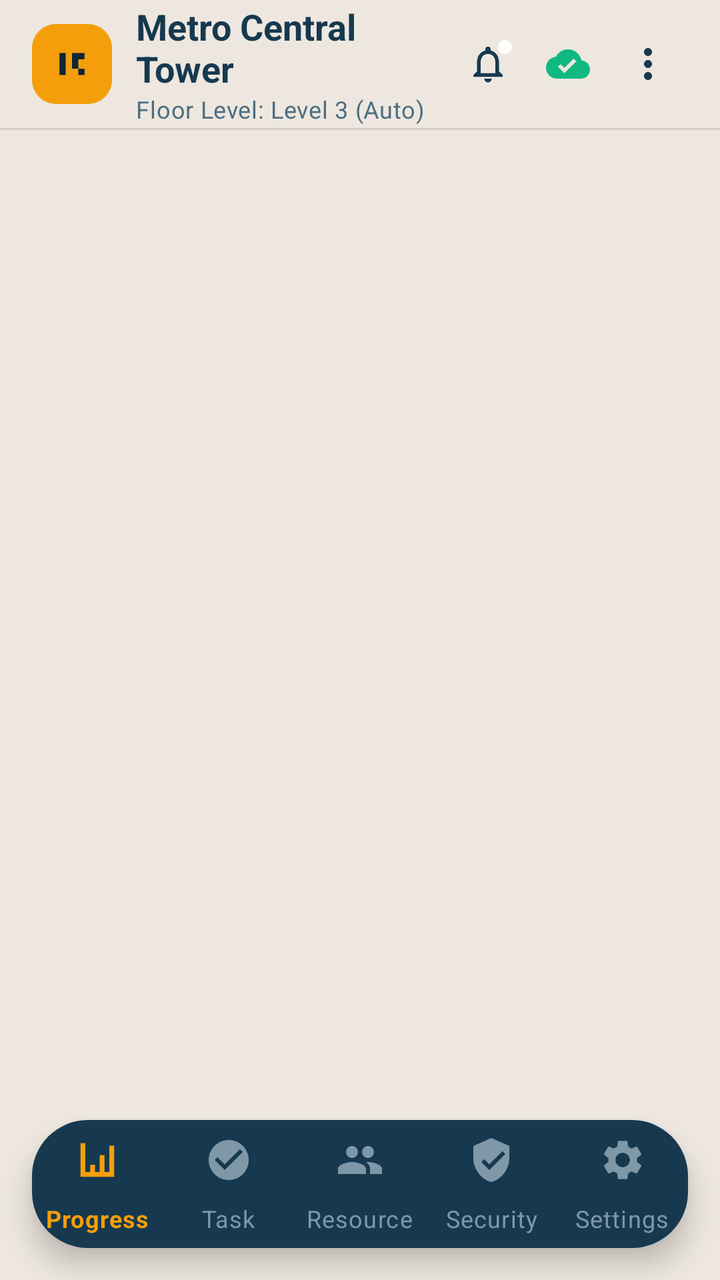
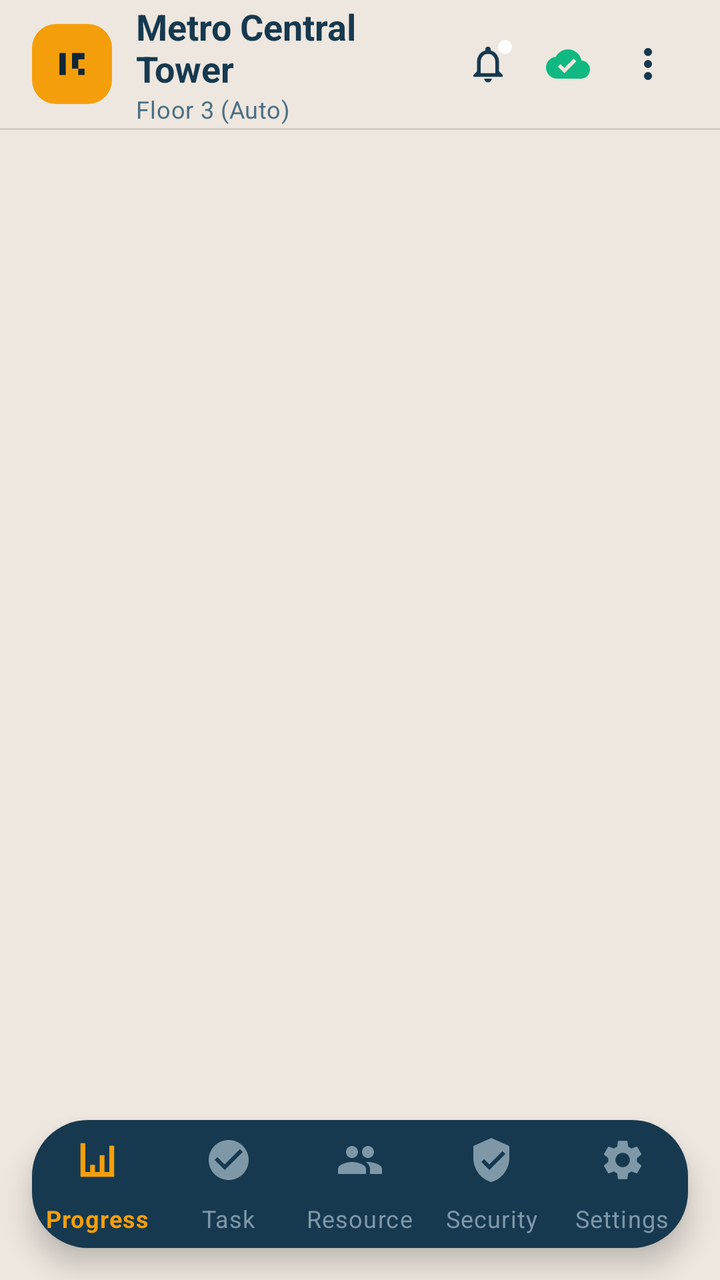

Two renders of the same Android screen: before a commit and after it. Below are the layout's source before the change and the commit's diff.
<!-- AndroidManifest.xml: application theme Theme.SiteSync -->
<!-- res/layout/activity_main.xml -->
<?xml version="1.0" encoding="utf-8"?>
<androidx.coordinatorlayout.widget.CoordinatorLayout xmlns:android="http://schemas.android.com/apk/res/android"
    xmlns:app="http://schemas.android.com/apk/res-auto"
    xmlns:tools="http://schemas.android.com/tools"
    android:layout_width="match_parent"
    android:layout_height="match_parent"
    android:background="@color/warm_ash_base">

    <LinearLayout
        android:layout_width="match_parent"
        android:layout_height="match_parent"
        android:orientation="vertical">

        
        <LinearLayout
            android:id="@+id/topAppBar"
            android:layout_width="match_parent"
            android:layout_height="64dp"
            android:orientation="horizontal"
            android:gravity="center_vertical"
            android:paddingStart="16dp"
            android:paddingEnd="16dp"
            android:background="@color/warm_ash_base">

            
            <FrameLayout
                android:layout_width="40dp"
                android:layout_height="40dp"
                android:background="@drawable/bg_squircle_amber"
                android:layout_marginEnd="12dp">

                <ImageView
                    android:layout_width="22dp"
                    android:layout_height="22dp"
                    android:layout_gravity="center"
                    android:src="@drawable/ic_app_brand_symbol"
                    app:tint="@color/oxide_blue_dark"
                    android:contentDescription="Brand" />
            </FrameLayout>

            
            <LinearLayout
                android:layout_width="0dp"
                android:layout_height="wrap_content"
                android:layout_weight="1"
                android:orientation="vertical">

                <TextView
                    android:id="@+id/tvProjectTitle"
                    android:layout_width="wrap_content"
                    android:layout_height="wrap_content"
                    android:text="Metro Central Tower"
                    android:textColor="@color/text_oxide_primary"
                    android:textSize="18sp"
                    android:textStyle="bold" />

                <TextView
                    android:id="@+id/tvProjectSubtitle"
                    android:layout_width="wrap_content"
                    android:layout_height="wrap_content"
                    android:text="Floor Level: Level 3 (Auto)"
                    android:textColor="@color/text_oxide_secondary"
                    android:textSize="12sp"
                    android:letterSpacing="0.02" />
            </LinearLayout>

            
            <FrameLayout
                android:id="@+id/btnNotificationsHeader"
                android:layout_width="40dp"
                android:layout_height="40dp"
                android:background="?attr/selectableItemBackgroundBorderless"
                android:clickable="true"
                android:focusable="true">

                <ImageView
                    android:layout_width="22dp"
                    android:layout_height="22dp"
                    android:layout_gravity="center"
                    android:src="@drawable/ic_bell"
                    app:tint="@color/oxide_blue_primary"
                    android:contentDescription="Notifications" />

                <View
                    android:layout_width="7dp"
                    android:layout_height="7dp"
                    android:layout_gravity="top|end"
                    android:layout_marginTop="8dp"
                    android:layout_marginEnd="8dp"
                    android:background="@drawable/indicator_pulse_dot"
                    app:backgroundTint="@color/brand_amber" />
            </FrameLayout>

            
            <FrameLayout
                android:id="@+id/btnCloudSyncIndicator"
                android:layout_width="40dp"
                android:layout_height="40dp"
                android:background="?attr/selectableItemBackgroundBorderless"
                android:clickable="true"
                android:focusable="true">

                <ImageView
                    android:id="@+id/ivCloudSyncStatus"
                    android:layout_width="22dp"
                    android:layout_height="22dp"
                    android:layout_gravity="center"
                    android:src="@drawable/ic_cloud_done"
                    app:tint="@color/status_green"
                    android:contentDescription="Cloud Sync Status" />

                <TextView
                    android:id="@+id/tvPendingSyncBadge"
                    android:layout_width="16dp"
                    android:layout_height="16dp"
                    android:layout_gravity="top|end"
                    android:layout_marginTop="4dp"
                    android:layout_marginEnd="4dp"
                    android:background="@drawable/bg_badge_urgent"
                    android:gravity="center"
                    android:textColor="#991B1B"
                    android:textSize="9sp"
                    android:textStyle="bold"
                    android:visibility="gone" />
            </FrameLayout>

            
            <ImageView
                android:id="@+id/ivTopMenu"
                android:layout_width="40dp"
                android:layout_height="40dp"
                android:padding="8dp"
                android:src="@drawable/ic_more_vert"
                app:tint="@color/oxide_blue_primary"
                android:background="?attr/selectableItemBackgroundBorderless"
                android:contentDescription="Project Options Menu" />
        </LinearLayout>

        
        <View
            android:layout_width="match_parent"
            android:layout_height="1dp"
            android:background="@color/gauge_track_ash" />

        
        <FrameLayout
            android:id="@+id/fragmentContainer"
            android:layout_width="match_parent"
            android:layout_height="0dp"
            android:layout_weight="1" />

    </LinearLayout>

    
    <com.google.android.material.bottomnavigation.BottomNavigationView
        android:id="@+id/bottomNavigationView"
        android:layout_width="match_parent"
        android:layout_height="64dp"
        android:layout_gravity="bottom"
        android:layout_marginStart="16dp"
        android:layout_marginEnd="16dp"
        android:layout_marginBottom="16dp"
        android:background="@drawable/bg_bottom_nav_dock"
        app:elevation="8dp"
        app:itemIconTint="@color/selector_bottom_nav_dock"
        app:itemTextColor="@color/selector_bottom_nav_dock"
        app:itemRippleColor="@color/oxide_blue_dark"
        app:labelVisibilityMode="labeled"
        app:itemHorizontalTranslationEnabled="false"
        app:menu="@menu/bottom_nav_menu" />

</androidx.coordinatorlayout.widget.CoordinatorLayout>
<!-- resources referenced by this layout -->
<resources>
  <color name="brand_amber">#F59E0B</color>
  <color name="gauge_track_ash">#D4CDC3</color>
  <color name="oxide_blue_dark">#0E2636</color>
  <color name="oxide_blue_primary">#16394F</color>
  <color name="status_green">#10B981</color>
  <color name="text_oxide_primary">#16394F</color>
  <color name="text_oxide_secondary">#4D6E82</color>
  <color name="warm_ash_base">#EDE7DF</color>
  <!-- drawable bg_badge_urgent (drawable) -->
  <?xml version="1.0" encoding="utf-8"?>
  <shape xmlns:android="http://schemas.android.com/apk/res/android"
      android:shape="rectangle">
      <solid android:color="#FEE2E2" />
      <stroke
          android:width="1dp"
          android:color="#EF4444" />
      <corners android:radius="12dp" />
  </shape>
  <!-- drawable bg_bottom_nav_dock (drawable) -->
  <?xml version="1.0" encoding="utf-8"?>
  <shape xmlns:android="http://schemas.android.com/apk/res/android"
      android:shape="rectangle">
      <solid android:color="@color/oxide_blue_primary" />
      <corners android:radius="28dp" />
  </shape>
  <!-- drawable bg_squircle_amber (drawable) -->
  <?xml version="1.0" encoding="utf-8"?>
  <shape xmlns:android="http://schemas.android.com/apk/res/android"
      android:shape="rectangle">
      <solid android:color="@color/brand_amber" />
      <corners android:radius="12dp" />
  </shape>
  <!-- drawable ic_app_brand_symbol (drawable) -->
  <vector xmlns:android="http://schemas.android.com/apk/res/android"
      android:width="28dp"
      android:height="28dp"
      android:viewportWidth="28"
      android:viewportHeight="28">
    
    <path
        android:fillColor="#16394F"
        android:pathData="M6,7h4v14H6V7z"/>
    
    <path
        android:fillColor="#16394F"
        android:pathData="M14,7h8v4h-4v6h-4V7z"/>
    <path
        android:fillColor="#16394F"
        android:pathData="M18,17h4v4h-4V17z"/>
  </vector>
  <!-- drawable ic_bell (drawable) -->
  <vector xmlns:android="http://schemas.android.com/apk/res/android"
      android:width="24dp"
      android:height="24dp"
      android:viewportWidth="24"
      android:viewportHeight="24">
    <path
        android:fillColor="#141414"
        android:pathData="M12,22c1.1,0 2,-0.9 2,-2h-4c0,1.1 0.9,2 2,2zm6,-6v-5c0,-3.07 -1.63,-5.64 -4.5,-6.32V4c0,-0.83 -0.67,-1.5 -1.5,-1.5s-1.5,0.67 -1.5,1.5v0.68C7.64,5.36 6,7.92 6,11v5l-2,2v1h16v-1l-2,-2zm-2,1H8v-6c0,-2.48 1.51,-4.5 4,-4.5s4,2.02 4,4.5v6z"/>
  </vector>
  <!-- drawable ic_cloud_done (drawable) -->
  <vector xmlns:android="http://schemas.android.com/apk/res/android"
      android:width="24dp"
      android:height="24dp"
      android:viewportWidth="24"
      android:viewportHeight="24">
    <path
        android:fillColor="#FF10B981"
        android:pathData="M19.35,10.04C18.67,6.59 15.64,4 12,4 9.11,4 6.6,5.64 5.35,8.04 2.34,8.36 0,10.91 0,14c0,3.31 2.69,6 6,6h13c2.76,0 5,-2.24 5,-5 0,-2.64 -2.05,-4.78 -4.65,-4.96zM10,17l-3.5,-3.5 1.41,-1.41L10,14.17 15.09,9.09 16.5,10.5 10,17z"/>
  </vector>
  <!-- drawable ic_more_vert (drawable) -->
  <vector xmlns:android="http://schemas.android.com/apk/res/android"
      android:width="24dp"
      android:height="24dp"
      android:viewportWidth="24"
      android:viewportHeight="24">
      <path
          android:fillColor="@color/oxide_blue_primary"
          android:pathData="M12,8c1.1,0 2,-0.9 2,-2s-0.9,-2 -2,-2 -2,0.9 -2,2 0.9,2 2,2zm0,2c-1.1,0 -2,0.9 -2,2s0.9,2 2,2 2,-0.9 2,-2 -0.9,-2 -2,-2zm0,6c-1.1,0 -2,0.9 -2,2s0.9,2 2,2 2,-0.9 2,-2 -0.9,-2 -2,-2z" />
  </vector>
  <!-- drawable indicator_pulse_dot (drawable) -->
  <?xml version="1.0" encoding="utf-8"?>
  <shape xmlns:android="http://schemas.android.com/apk/res/android"
      android:shape="oval">
      <solid android:color="@color/indicator_pulse_dot" />
  </shape>
  <color name="indicator_pulse_dot">#FFFFFF</color>
  <color name="warm_ash_surface">#E5DFD6</color>
  <color name="text_on_oxide_white">#FFFFFF</color>
  <color name="oxide_blue_light">#24526E</color>
  <color name="stroke_oxide_blue">#16394F</color>
  <color name="text_oxide_muted">#7E98A8</color>
  <!-- unchanged entries left out for length: 1 -->
</resources>

<!-- the commit's change to res/layout/activity_main.xml (unified diff, before → after) -->
@@ -58,7 +58,7 @@
                     android:id="@+id/tvProjectSubtitle"
                     android:layout_width="wrap_content"
                     android:layout_height="wrap_content"
-                    android:text="Floor Level: Level 3 (Auto)"
+                    android:text="Floor 3 (Auto)"
                     android:textColor="@color/text_oxide_secondary"
                     android:textSize="12sp"
                     android:letterSpacing="0.02" />
